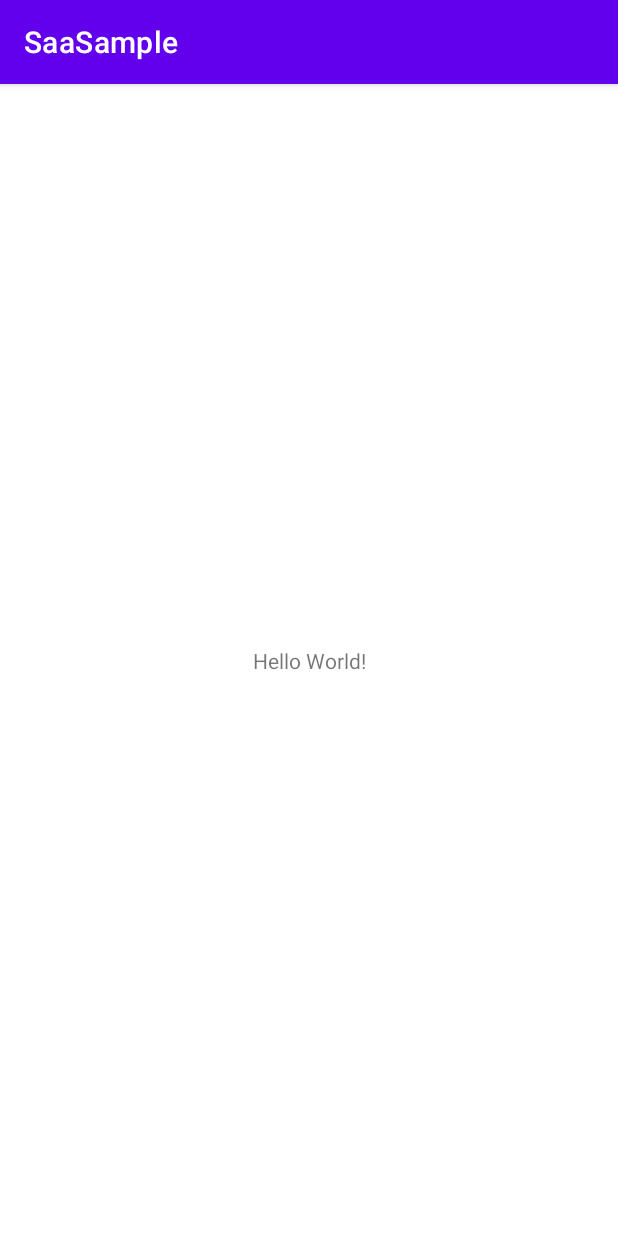
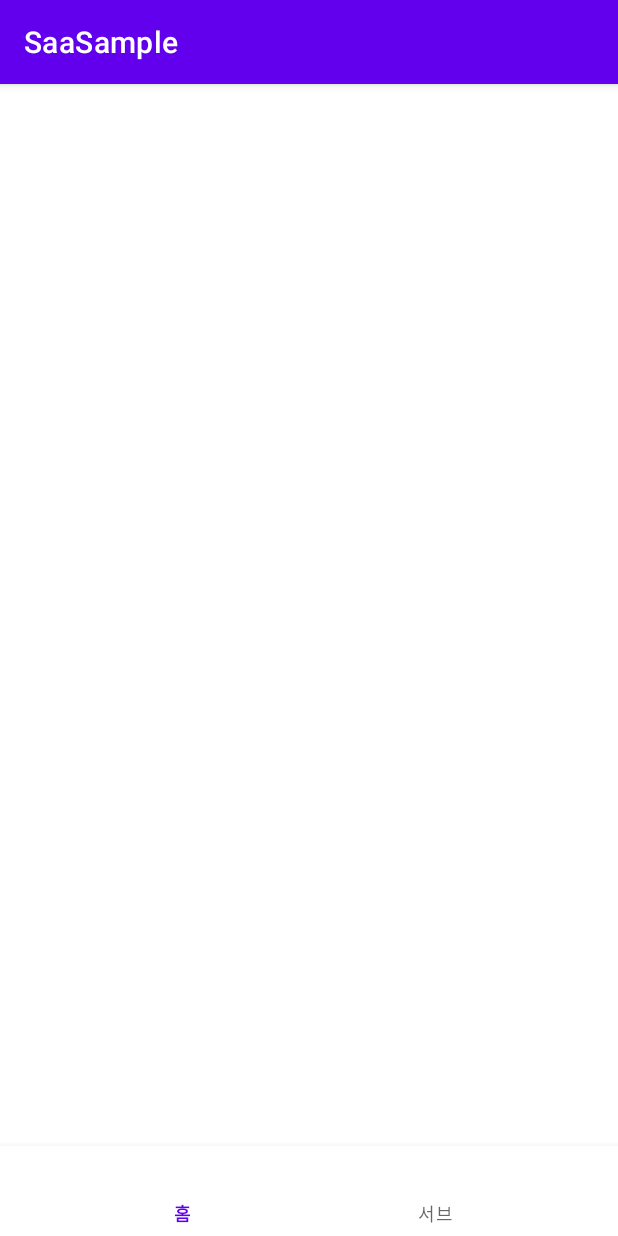
Before and after one commit to minsuk-jang/SingleActivityArchitecture, an Android app: the screen it shows after launch (MainActivity), on a phone screen of 412 x 824 dp. Run offline under Robolectric (Android 15) with nearby library versions, the phone set to English and light mode, and no system bars; our stand-ins replace Dagger/Hilt's generated code, data binding.

Commit message:
초기 세팅

```diff
--- a/app/build.gradle
+++ b/app/build.gradle
@@ -32,6 +32,11 @@ android {
     kotlinOptions {
         jvmTarget = '1.8'
     }
+
+    buildFeatures{
+        viewBinding true
+        dataBinding true
+    }
 }
 
 dependencies {
--- a/app/src/main/java/com/example/saasample/MainActivity.kt
+++ b/app/src/main/java/com/example/saasample/MainActivity.kt
@@ -2,10 +2,26 @@ package com.example.saasample
 
 import androidx.appcompat.app.AppCompatActivity
 import android.os.Bundle
+import androidx.navigation.NavController
+import androidx.navigation.NavHost
+import androidx.navigation.fragment.NavHostFragment
+import com.example.saasample.base.BaseActivity
+import com.example.saasample.databinding.ActivityMainBinding
+import dagger.hilt.android.AndroidEntryPoint
 
-class MainActivity : AppCompatActivity() {
+@AndroidEntryPoint
+class MainActivity : BaseActivity<ActivityMainBinding>(R.layout.activity_main) {
+    private lateinit var controller: NavController
+
     override fun onCreate(savedInstanceState: Bundle?) {
         super.onCreate(savedInstanceState)
-        setContentView(R.layout.activity_main)
+
+        initNavController()
+    }
+
+    private fun initNavController() {
+        val navHostFragment =
+            supportFragmentManager.findFragmentById(R.id.fragment_container_view) as NavHostFragment
+        controller = navHostFragment.navController
     }
 }
--- /dev/null
+++ b/app/src/main/java/com/example/saasample/base/BaesActivity.kt
@@ -0,0 +1,26 @@
+package com.example.saasample.base
+
+import android.os.Bundle
+import androidx.appcompat.app.AppCompatActivity
+import androidx.databinding.DataBindingUtil
+import androidx.databinding.ViewDataBinding
+
+abstract class BaseActivity<T : ViewDataBinding>(private val layoutId: Int) : AppCompatActivity() {
+    private var _binding: T? = null
+    protected val binding get() = _binding!!
+
+    override fun onCreate(savedInstanceState: Bundle?) {
+        super.onCreate(savedInstanceState)
+        _binding = DataBindingUtil.setContentView(this, layoutId)
+        setContentView(binding.root)
+
+
+        bind {
+            lifecycleOwner = this@BaseActivity
+        }
+    }
+
+    protected fun bind(block: T.() -> Unit) {
+        block(binding)
+    }
+}
--- a/app/src/main/res/layout/activity_main.xml
+++ b/app/src/main/res/layout/activity_main.xml
@@ -1,18 +1,34 @@
 <?xml version="1.0" encoding="utf-8"?>
-<androidx.constraintlayout.widget.ConstraintLayout xmlns:android="http://schemas.android.com/apk/res/android"
+<layout xmlns:android="http://schemas.android.com/apk/res/android"
     xmlns:app="http://schemas.android.com/apk/res-auto"
-    xmlns:tools="http://schemas.android.com/tools"
+    xmlns:tools="http://schemas.android.com/tools">
+
+    <androidx.constraintlayout.widget.ConstraintLayout
         android:layout_width="match_parent"
         android:layout_height="match_parent"
         tools:context=".MainActivity">
 
-    <TextView
-        android:layout_width="wrap_content"
-        android:layout_height="wrap_content"
-        android:text="Hello World!"
-        app:layout_constraintBottom_toBottomOf="parent"
+        <androidx.fragment.app.FragmentContainerView
+            android:id="@+id/fragment_container_view"
+            android:name="androidx.navigation.fragment.NavHostFragment"
+            android:layout_width="0dp"
+            android:layout_height="0dp"
+            app:defaultNavHost="true"
+            app:graph="@navigation/graph_main"
+            app:layout_constraintBottom_toTopOf="@id/bottom_navigation"
             app:layout_constraintEnd_toEndOf="parent"
             app:layout_constraintStart_toStartOf="parent"
             app:layout_constraintTop_toTopOf="parent" />
 
+
+        <com.google.android.material.bottomnavigation.BottomNavigationView
+            android:id="@+id/bottom_navigation"
+            android:layout_width="0dp"
+            android:layout_height="60dp"
+            app:menu="@menu/menu_main"
+            app:layout_constraintBottom_toBottomOf="parent"
+            app:layout_constraintEnd_toEndOf="parent"
+            app:layout_constraintStart_toStartOf="parent" />
+
     </androidx.constraintlayout.widget.ConstraintLayout>
+</layout>
--- /dev/null
+++ b/app/src/main/res/menu/menu_main.xml
@@ -0,0 +1,12 @@
+<?xml version="1.0" encoding="utf-8"?>
+<menu xmlns:android="http://schemas.android.com/apk/res/android"
+    xmlns:app="http://schemas.android.com/apk/res-auto">
+    <item
+        android:id="@+id/graph_nested_main"
+        android:title="홈" />
+
+    <item
+        android:id="@+id/graph_nested_sub"
+        android:title="서브" />
+
+</menu>
--- /dev/null
+++ b/app/src/main/res/navigation/graph_main.xml
@@ -0,0 +1,11 @@
+<?xml version="1.0" encoding="utf-8"?>
+<navigation xmlns:android="http://schemas.android.com/apk/res/android"
+    xmlns:app="http://schemas.android.com/apk/res-auto"
+    android:id="@+id/graph_main">
+
+    <navigation android:id="@+id/graph_nested_main" />
+
+    <navigation android:id="@id/graph_nested_sub" />
+
+
+</navigation>
```
Also changed, not shown: app/src/main/java/com/example/saasample/adapter/TitleAdapter.kt (added, +35 -0 lines), app/src/main/java/com/example/saasample/base/BaseFragment.kt (added, +40 -0 lines), app/src/main/java/com/example/saasample/extension/FragmentExt.kt (added, +19 -0 lines), app/src/main/java/com/example/saasample/main/MainFragment.kt (added, +57 -0 lines), app/src/main/java/com/example/saasample/main/MainFragmentViewModel.kt (added, +30 -0 lines), app/src/main/java/com/example/saasample/sub/SubFragment.kt (added, +15 -0 lines), app/src/main/java/com/example/saasample/viewholder/BaseViewHolder.kt (added, +22 -0 lines), app/src/main/java/com/example/saasample/viewholder/TitleViewHolder.kt (added, +12 -0 lines), app/src/main/res/layout/cell_item.xml (added, +33 -0 lines), app/src/main/res/layout/fragment_main.xml (added, +20 -0 lines), app/src/main/res/layout/fragment_sub.xml (added, +14 -0 lines), app/src/main/res/navigation/graph_nested_main.xml (added, +14 -0 lines), app/src/main/res/navigation/graph_nested_sub.xml (added, +14 -0 lines). Lines whose indentation alone changed are shown as unchanged.
